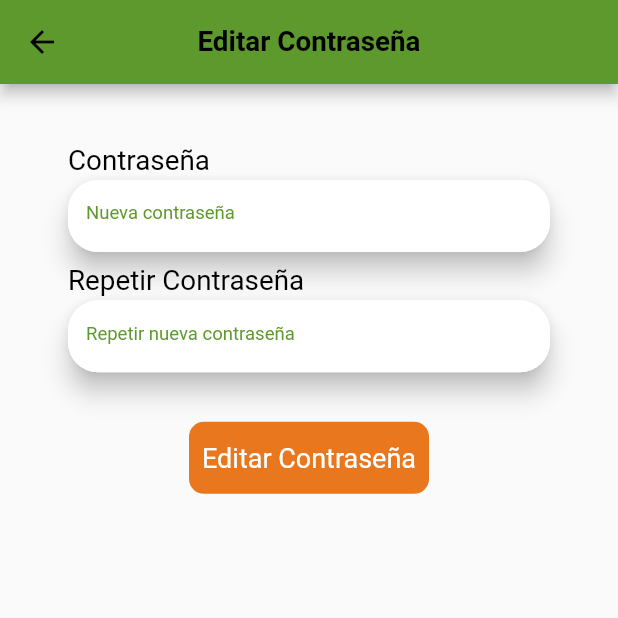
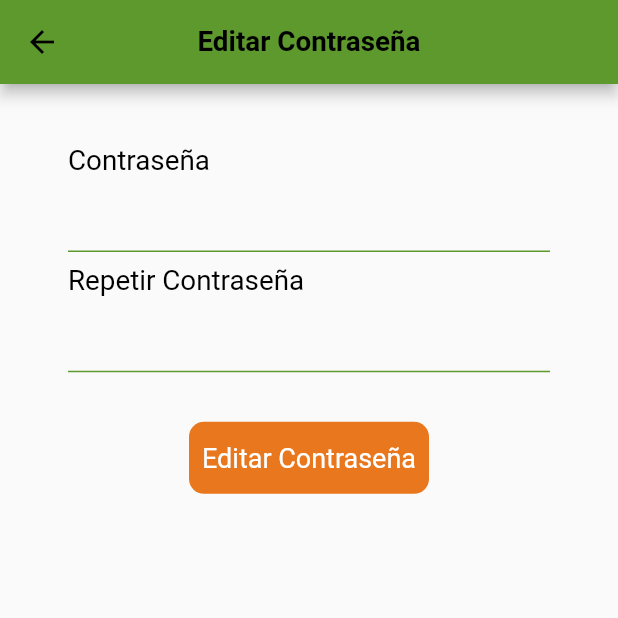
Before and after one commit to paDonde6946/pa_donde_app, a Flutter app: the EditarContraseniaPag screen opened directly, on a phone screen of 412 x 824 dp, the top half of it. Run offline on Flutter 3.47's test engine with Material 2 defaults, Android fonts, the phone set to English and light mode, and no system bars; our stand-ins replace animate_do, bloc, curved_navigation_bar, dio, equatable, flutter_bloc and 6 more; missing offline and left inert: custom_navigator, google_polyline_algorithm; accounts and stored records are empty.

Commit message:
input form contrasenia

```diff
--- a/lib/ui/global_widgets/forms/editar_contrasenia_form.dart
+++ b/lib/ui/global_widgets/forms/editar_contrasenia_form.dart
@@ -3,6 +3,7 @@ import 'package:pa_donde_app/data/services/usuario_servicio.dart';
 
 //------------------IMPORTACIONES LOCALES------------------------------
 import 'package:pa_donde_app/ui/global_widgets/button/boton_anaranja.dart';
+import 'package:pa_donde_app/ui/global_widgets/inputs/input_form.dart';
 import 'package:pa_donde_app/ui/global_widgets/inputs/input_form_elevado.dart';
 import 'package:pa_donde_app/ui/global_widgets/text/formulario_texto.dart';
 
@@ -38,10 +39,10 @@ class _FormEditarContraseniaState extends State<FormEditarContrasenia> {
         child: Column(
           children: [
             _nombreLabel(
-                _generalMaterial(_crearContrasenia(context)), 'Contraseña'),
+                _crearContrasenia(context), 'Contraseña'),
             SizedBox(height: size.height * 0.01),
             _nombreLabel(
-                _generalMaterial(_crearConContrasenia()), 'Repetir Contraseña'),
+                _crearConContrasenia(), 'Repetir Contraseña'),
             SizedBox(height: size.height * 0.04),
             _crearBtnInicioSesion(),
           ],
@@ -95,14 +96,6 @@ class _FormEditarContraseniaState extends State<FormEditarContrasenia> {
     );
   }
 
-  Widget _generalMaterial(Widget widget) {
-    return Material(
-      elevation: 7,
-      borderRadius: const BorderRadius.all(Radius.circular(20)),
-      child: widget,
-    );
-  }
-
   /// Input - Campo de la contraseña
   Widget _crearContrasenia(BuildContext context) {
     return TextFormField(
@@ -111,7 +104,7 @@ class _FormEditarContraseniaState extends State<FormEditarContrasenia> {
       obscureText: true,
       onChanged: (value) => inputControllerContrasenia.text = value,
       decoration:
-          inputDecorationElevado('', 'Nueva contraseña', context, Colors.white),
+          inputDecoration('', 'Nueva contraseña', context, Theme.of(context).primaryColor, null, 0),
       validator: (value) =>
           (value!.isEmpty) ? 'El correo ingresado no es valido' : null,
     );
@@ -124,8 +117,8 @@ class _FormEditarContraseniaState extends State<FormEditarContrasenia> {
       scrollPadding: const EdgeInsets.all(1),
       obscureText: true,
       onChanged: (value) => inputControllerConContrasenia.text = value,
-      decoration: inputDecorationElevado(
-          '', 'Repetir nueva contraseña', context, Colors.white),
+      decoration: inputDecoration(
+          '', 'Repetir nueva contraseña', context, Theme.of(context).primaryColor, null, 0),
       validator: (value) =>
           (value!.isEmpty) ? 'El correo ingresado no es valido' : null,
     );
```
